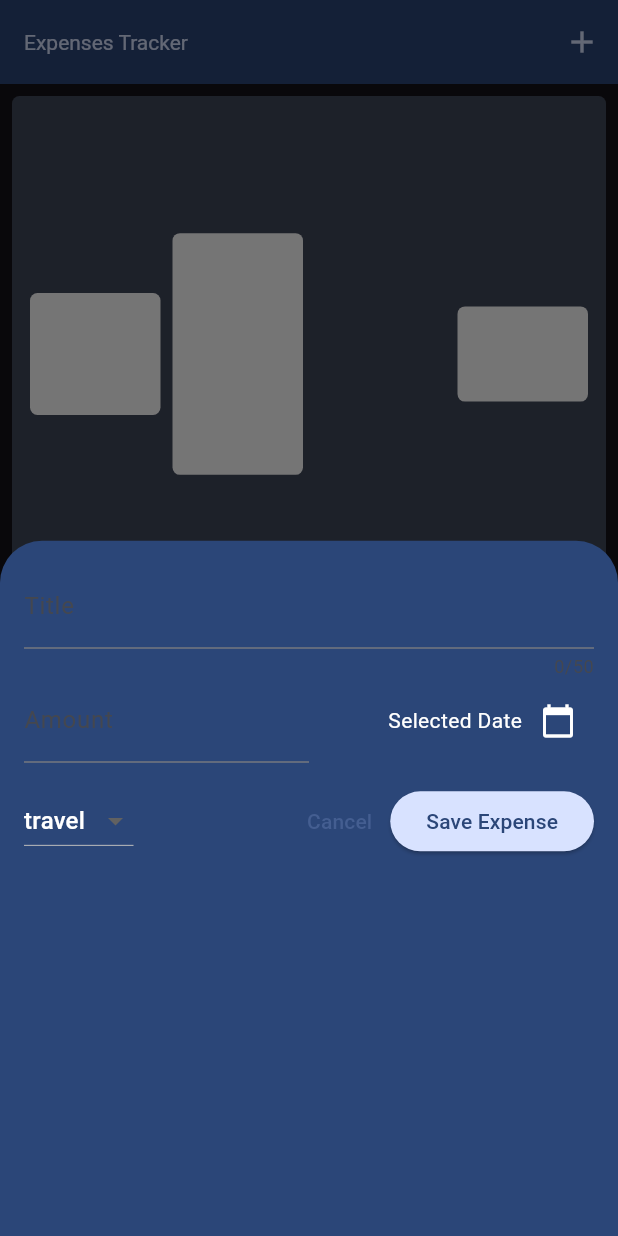
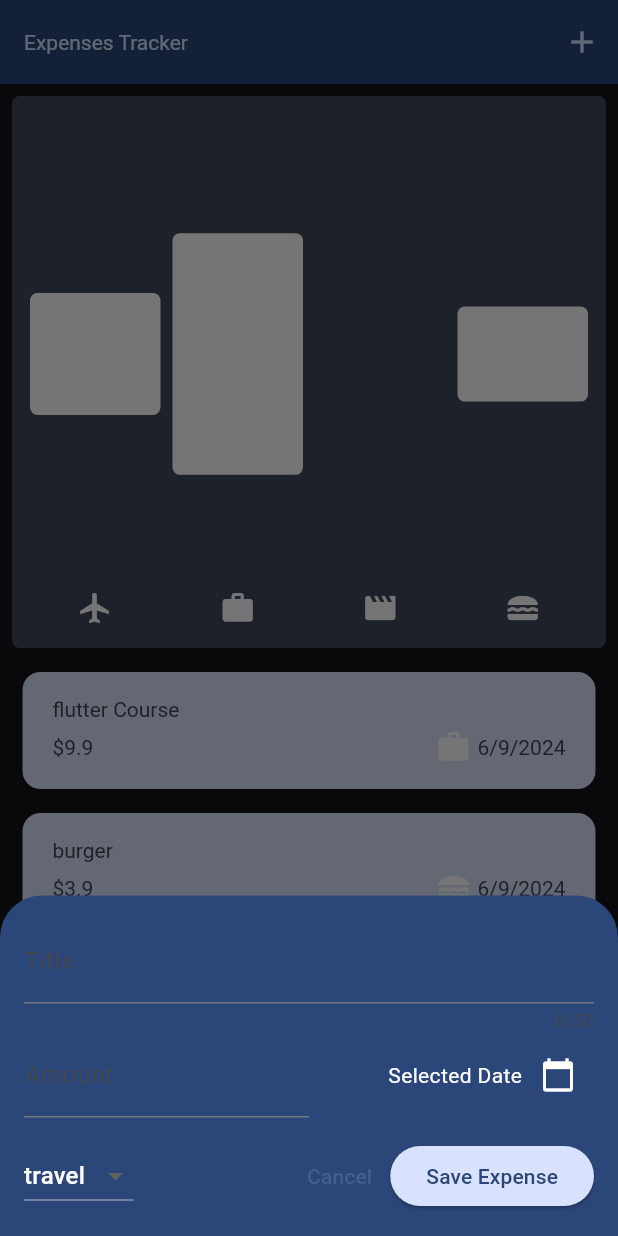
Before and after one commit to yusufamr/expensesApplication, a Flutter app: the screen it shows after launch, after a tap on the "add" icon, on a phone screen of 412 x 824 dp. Run offline on Flutter 3.47's test engine with Material 3 defaults, Android fonts, the phone set to English and light mode, and no system bars.

Commit message:
make App responsive to orientation change

```diff
--- a/lib/main.dart
+++ b/lib/main.dart
@@ -1,8 +1,11 @@
 import 'package:expenses/widgets/expenses.dart';
 import 'package:flutter/material.dart';
+import 'package:flutter/services.dart';
 
 void main() {
-  runApp(const MyApp());
+  WidgetsFlutterBinding.ensureInitialized();
+  SystemChrome.setPreferredOrientations([DeviceOrientation.portraitUp]).then((value) =>
+  runApp(const MyApp()));
 }
 
 var myColorScheme = ColorScheme.fromSeed(seedColor: Colors.blueAccent);
--- a/lib/widgets/chart/chart.dart
+++ b/lib/widgets/chart/chart.dart
@@ -26,11 +26,13 @@ class Chart extends StatelessWidget {
 
   @override
   Widget build(BuildContext context) {
-    return Container(
+    return LayoutBuilder(
+      builder: (ctx,constraint){
+        return  Container(
           margin: EdgeInsets.all(8),
           padding: EdgeInsets.symmetric(vertical: 15,horizontal: 8),
           width: double.infinity,
-      height: 175,
+          height: constraint.maxHeight,
           decoration: BoxDecoration(
               borderRadius: BorderRadius.circular(5),
               color: Theme.of(context).colorScheme.onSecondaryContainer),
@@ -57,5 +59,8 @@ class Chart extends StatelessWidget {
             ],
           ),
         );
+      },
+
+    );
   }
 }
--- a/lib/widgets/new_expense.dart
+++ b/lib/widgets/new_expense.dart
@@ -29,7 +29,8 @@ class _NewExpenseState extends State<NewExpense> {
 
   @override
   Widget build(BuildContext context) {
-    return Padding(
+    return SingleChildScrollView(
+      child: Padding(
         padding: const EdgeInsets.all(16),
         child: Column(children: [
           TextField(
@@ -139,6 +140,7 @@ class _NewExpenseState extends State<NewExpense> {
             ],
           )
         ]),
+      ),
     );
   }
 }
```
Lines whose indentation alone changed are shown as unchanged.
